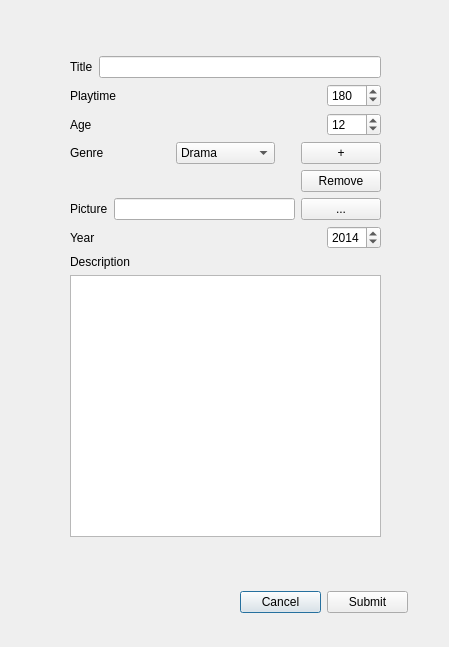
First picture: the form in Mainwindow/add_movie/popup.ui, repository Drakenhielm/Biobokningssystem, before the edit.
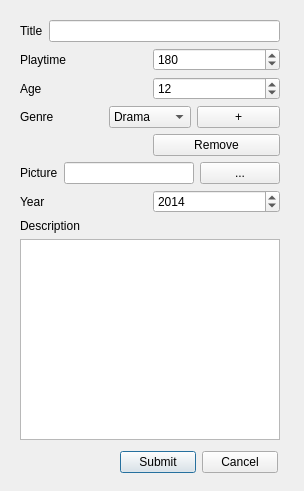
Second picture: the form after the edit.

The edit to the form file:
```diff
--- a/Mainwindow/add_movie/popup.ui
+++ b/Mainwindow/add_movie/popup.ui
@@ -6,8 +6,8 @@
    <rect>
     <x>0</x>
     <y>0</y>
-    <width>449</width>
-    <height>647</height>
+    <width>304</width>
+    <height>491</height>
    </rect>
   </property>
   <property name="sizePolicy">
@@ -16,26 +16,31 @@
     <verstretch>0</verstretch>
    </sizepolicy>
   </property>
+  <property name="minimumSize">
+   <size>
+    <width>304</width>
+    <height>491</height>
+   </size>
+  </property>
+  <property name="maximumSize">
+   <size>
+    <width>304</width>
+    <height>491</height>
+   </size>
+  </property>
   <property name="windowTitle">
    <string>Dialog</string>
   </property>
   <widget class="QWidget" name="layoutWidget">
    <property name="geometry">
     <rect>
-     <x>240</x>
-     <y>590</y>
-     <width>168</width>
+     <x>120</x>
+     <y>450</y>
+     <width>158</width>
      <height>25</height>
     </rect>
    </property>
    <layout class="QHBoxLayout" name="horizontalLayout_8">
-    <item>
-     <widget class="QPushButton" name="CancelButton">
-      <property name="text">
-       <string>Cancel</string>
-      </property>
-     </widget>
-    </item>
     <item>
      <widget class="QPushButton" name="AddButton">
       <property name="text">
@@ -43,15 +48,22 @@
       </property>
      </widget>
     </item>
+    <item>
+     <widget class="QPushButton" name="CancelButton">
+      <property name="text">
+       <string>Cancel</string>
+      </property>
+     </widget>
+    </item>
    </layout>
   </widget>
   <widget class="QWidget" name="layoutWidget">
    <property name="geometry">
     <rect>
-     <x>70</x>
-     <y>56</y>
-     <width>311</width>
-     <height>481</height>
+     <x>20</x>
+     <y>20</y>
+     <width>260</width>
+     <height>420</height>
     </rect>
    </property>
    <layout class="QVBoxLayout" name="verticalLayout_2">
@@ -78,7 +90,7 @@
         </property>
        </widget>
       </item>
-      <item alignment="Qt::AlignRight">
+      <item>
        <widget class="QSpinBox" name="PlaytimeSpinBox">
         <property name="maximum">
          <number>9999</number>
@@ -99,7 +111,7 @@
         </property>
        </widget>
       </item>
-      <item alignment="Qt::AlignRight">
+      <item>
        <widget class="QSpinBox" name="AgeSpinBox">
         <property name="maximum">
          <number>9999</number>
@@ -147,7 +159,7 @@
         </item>
        </widget>
       </item>
-      <item alignment="Qt::AlignRight">
+      <item>
        <widget class="QPushButton" name="AddGenreButton">
         <property name="text">
          <string>+</string>
@@ -165,7 +177,7 @@
         </property>
        </widget>
       </item>
-      <item alignment="Qt::AlignRight">
+      <item>
        <widget class="QPushButton" name="RemoveGenreButton">
         <property name="text">
          <string>Remove</string>
@@ -208,7 +220,7 @@
         </property>
        </widget>
       </item>
-      <item alignment="Qt::AlignRight">
+      <item>
        <widget class="QSpinBox" name="YearSpinBox">
         <property name="maximum">
          <number>9999</number>
```
